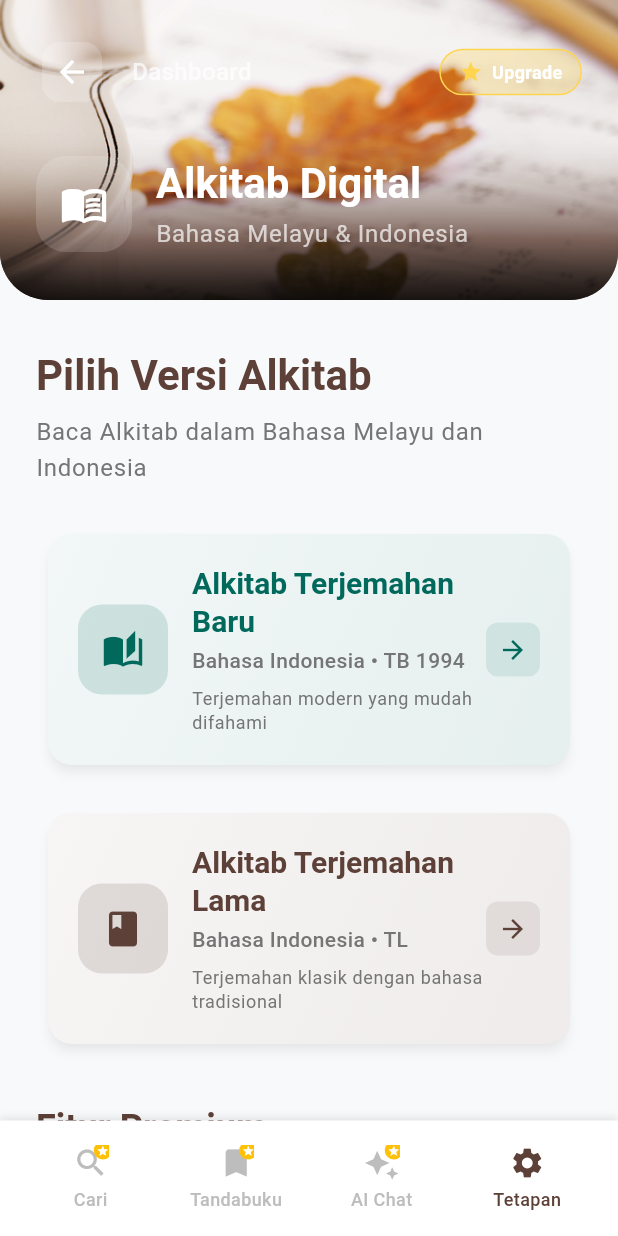
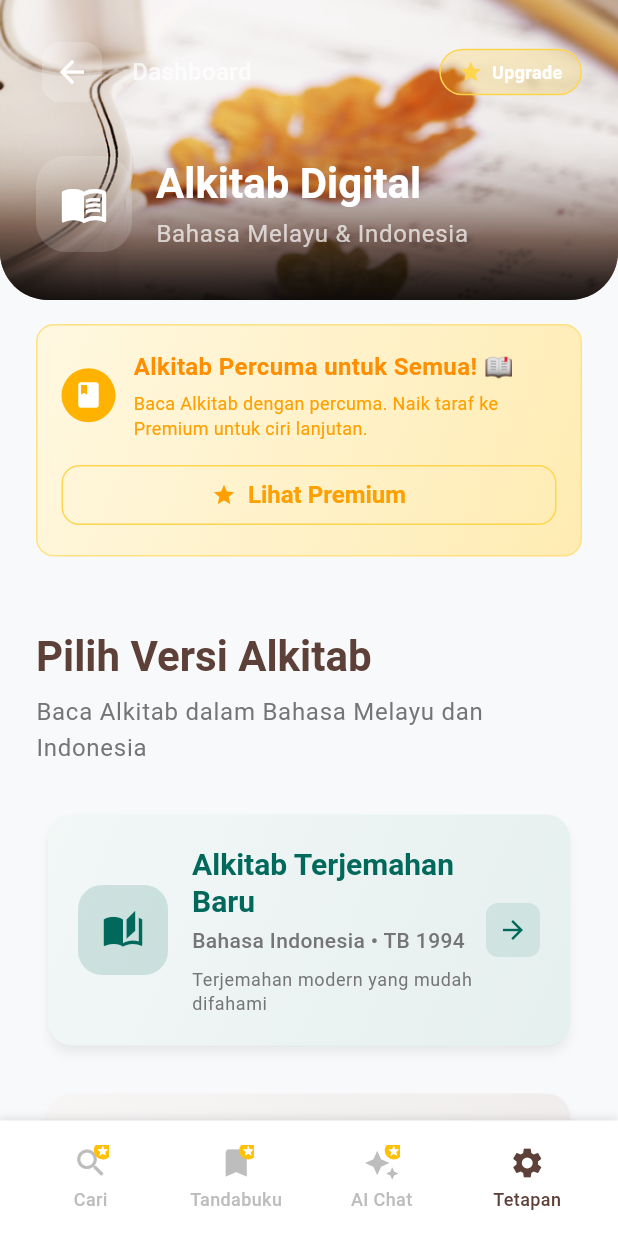
Before and after one commit to heary-aldy/lpmi40, a Flutter app: the BibleMainPage screen opened directly, on a phone screen of 412 x 824 dp. Run offline on Flutter 3.47's test engine with Material 3 defaults, Android fonts, the phone set to English and light mode, and no system bars; our stand-ins replace cloud_firestore, connectivity_plus, device_info_plus, dio, file_picker, firebase_auth and 11 more; missing offline and left inert: audio_session, file_selector, flutter_email_sender; accounts and stored records are empty; statements that could not run were skipped.

Commit message:
Premium Bible Gate

```diff
--- a/lib/src/features/bible/presentation/bible_main_page.dart
+++ b/lib/src/features/bible/presentation/bible_main_page.dart
@@ -92,6 +92,10 @@ class _BibleMainPageState extends State<BibleMainPage> {
         children: [
           // Modern Header with Image
           _buildModernHeader(context),
+
+          // Premium Status Banner
+          if (!_hasPremiumAccess)
+            _buildPremiumStatusBanner(),
 
           const SizedBox(height: 32),
 
@@ -648,6 +652,93 @@ class _BibleMainPageState extends State<BibleMainPage> {
     );
   }
 
+  Widget _buildPremiumStatusBanner() {
+    return Container(
+      margin: const EdgeInsets.symmetric(horizontal: 24, vertical: 16),
+      padding: const EdgeInsets.all(16),
+      decoration: BoxDecoration(
+        gradient: LinearGradient(
+          colors: [Colors.amber.shade50, Colors.amber.shade100],
+          begin: Alignment.topLeft,
+          end: Alignment.bottomRight,
+        ),
+        borderRadius: BorderRadius.circular(12),
+        border: Border.all(color: Colors.amber.shade200),
+      ),
+      child: Column(
+        children: [
+          Row(
+            children: [
+              Container(
+                padding: const EdgeInsets.all(8),
+                decoration: BoxDecoration(
+                  color: Colors.amber.shade600,
+                  shape: BoxShape.circle,
+                ),
+                child: const Icon(
+                  Icons.book,
+                  color: Colors.white,
+                  size: 20,
+                ),
+              ),
+              const SizedBox(width: 12),
+              Expanded(
+                child: Column(
+                  crossAxisAlignment: CrossAxisAlignment.start,
+                  children: [
+                    Text(
+                      'Alkitab Percuma untuk Semua! 📖',
+                      style: TextStyle(
+                        fontSize: 16,
+                        fontWeight: FontWeight.bold,
+                        color: Colors.amber.shade800,
+                      ),
+                    ),
+                    const SizedBox(height: 4),
+                    Text(
+                      'Baca Alkitab dengan percuma. Naik taraf ke Premium untuk ciri lanjutan.',
+                      style: TextStyle(
+                        fontSize: 12,
+                        color: Colors.amber.shade700,
+                      ),
+                    ),
+                  ],
+                ),
+              ),
+            ],
+          ),
+          const SizedBox(height: 12),
+          Row(
+            children: [
+              Expanded(
+                child: OutlinedButton.icon(
+                  onPressed: () {
+                    Navigator.push(
+                      context,
+                      MaterialPageRoute(
+                        builder: (context) => PremiumAudioGate(
+                          feature: 'Alkitab Premium',
+                          child: const SizedBox.shrink(),
+                        ),
+                      ),
+                    );
+                  },
+                  icon: const Icon(Icons.star, size: 16),
+                  label: const Text('Lihat Premium'),
+                  style: OutlinedButton.styleFrom(
+                    foregroundColor: Colors.amber.shade700,
+                    side: BorderSide(color: Colors.amber.shade300),
+                    padding: const EdgeInsets.symmetric(vertical: 8),
+                  ),
+                ),
+              ),
+            ],
+          ),
+        ],
+      ),
+    );
+  }
+
   Widget _buildAuthenticationGate() {
     return Container(
       padding: const EdgeInsets.all(24),
--- a/lib/src/features/bible/presentation/bible_reader.dart
+++ b/lib/src/features/bible/presentation/bible_reader.dart
@@ -40,6 +40,7 @@ class _BibleReaderState extends State<BibleReader> {
   bool _isSelectionMode = false;
 
   final BookmarkLocalStorage _bookmarkLocalStorage = BookmarkLocalStorage();
+  final PremiumService _premiumService = PremiumService();
 
   List<BibleHighlight> _highlights = [];
 
@@ -794,6 +795,16 @@ class _BibleReaderState extends State<BibleReader> {
   }
 
   void _showHighlightColorPicker(BibleVerse verse) async {
+    // Check premium access
+    final isPremium = await _premiumService.isPremium();
+    if (!isPremium) {
+      if (mounted) {
+        BiblePremiumDialog.showHighlightsDialog(context);
+      }
+      return;
+    }
+
+    if (!mounted) return;
     final colors = [
       {'color': Colors.yellow.shade200, 'value': 'yellow'},
       {'color': Colors.green.shade200, 'value': 'green'},
@@ -1087,6 +1098,16 @@ class _BibleReaderState extends State<BibleReader> {
   }
 
   void _addBookmark(BibleVerse verse) async {
+    // Check premium access
+    final isPremium = await _premiumService.isPremium();
+    if (!isPremium) {
+      if (mounted) {
+        BiblePremiumDialog.showBookmarksDialog(context);
+      }
+      return;
+    }
+
+    if (!mounted) return;
     final note = await showDialog<String>(
       context: context,
       builder: (context) {
```
